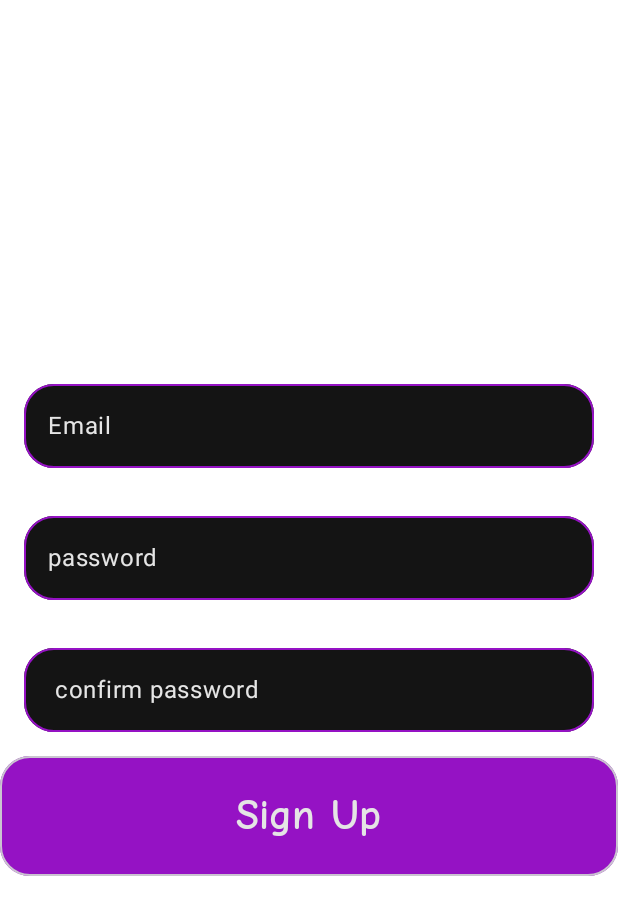
After one commit to snmozg/RaniAI, an Android app built with Jetpack Compose: the composable SignUpPage shown on its own in the app's theme, on a phone screen of 412 x 824 dp. The commit adds this screen. Shown: the top 915 px of the screen. Run offline under Robolectric (Android 15) with nearby library versions, the phone set to English and light mode, and no system bars.

Commit message:
AuthViewModel created and authpages ui designed.

```diff
--- a/app/src/main/java/com/sozge/raniai/MainActivity.kt
+++ b/app/src/main/java/com/sozge/raniai/MainActivity.kt
@@ -19,7 +19,6 @@ class MainActivity : ComponentActivity() {
         setContent {
             RaniAITheme(darkTheme = false) {
                 NavController()
-                // Erdem
             }
         }
     }
--- /dev/null
+++ b/app/src/main/java/com/sozge/raniai/pages/authpages/SignUpPage.kt
@@ -0,0 +1,55 @@
+package com.sozge.raniai.pages.authpages
+
+import androidx.compose.foundation.layout.Arrangement
+import androidx.compose.foundation.layout.Column
+import androidx.compose.foundation.layout.fillMaxSize
+import androidx.compose.runtime.Composable
+import androidx.compose.runtime.mutableStateOf
+import androidx.compose.runtime.remember
+import androidx.compose.ui.Alignment
+import androidx.compose.ui.Modifier
+import androidx.compose.ui.text.input.KeyboardType
+import com.sozge.raniai.components.CustomTextInput
+import com.sozge.raniai.components.ExpandedButton
+
+@Composable
+fun SignUpPage() {
+    Column(
+        modifier = Modifier.fillMaxSize(),
+        verticalArrangement = Arrangement.Center,
+        horizontalAlignment = Alignment.CenterHorizontally
+    ) {
+        val email = remember { mutableStateOf("") }
+        val password = remember { mutableStateOf("") }
+        val confirmPassword = remember { mutableStateOf("") }
+
+        CustomTextInput(
+            label = "Email",
+            text = email.value,
+            onValueChange = { email.value = it },
+            isSingleLine = true,
+            isVisual = true,
+            keyboardType = KeyboardType.Email,
+        )
+        CustomTextInput(
+            label = "password",
+            text = password.value,
+            onValueChange = { password.value = it },
+            isSingleLine = true,
+            isVisual = true,
+            keyboardType = KeyboardType.Password,
+        )
+        CustomTextInput(
+            label = " confirm password",
+            text = confirmPassword.value,
+            onValueChange = { confirmPassword.value = it },
+            isSingleLine = true,
+            isVisual = true,
+            keyboardType = KeyboardType.Password,
+        )
+
+        ExpandedButton(text = "Sign Up") {
+            // sign up logic
+        }
+    }
+}
--- a/build.gradle.kts
+++ b/build.gradle.kts
@@ -2,4 +2,5 @@
 plugins {
     alias(libs.plugins.android.application) apply false
     alias(libs.plugins.jetbrains.kotlin.android) apply false
+    id("com.google.gms.google-services") version "4.4.2" apply false
 }
```
Also changed, not shown: app/build.gradle.kts (+10 -0 lines), app/src/main/java/com/sozge/raniai/pages/authpages/ForgotPasswordPage.kt (added, +37 -0 lines), app/src/main/java/com/sozge/raniai/pages/authpages/SignInPage.kt (added, +45 -0 lines), app/src/main/java/com/sozge/raniai/viewmodels/AuthViewModel.kt (added, +118 -0 lines), app/src/main/java/com/sozge/raniai/viewmodels/AuthViewModelFactory.kt (added, +10 -0 lines), 1 other file.
